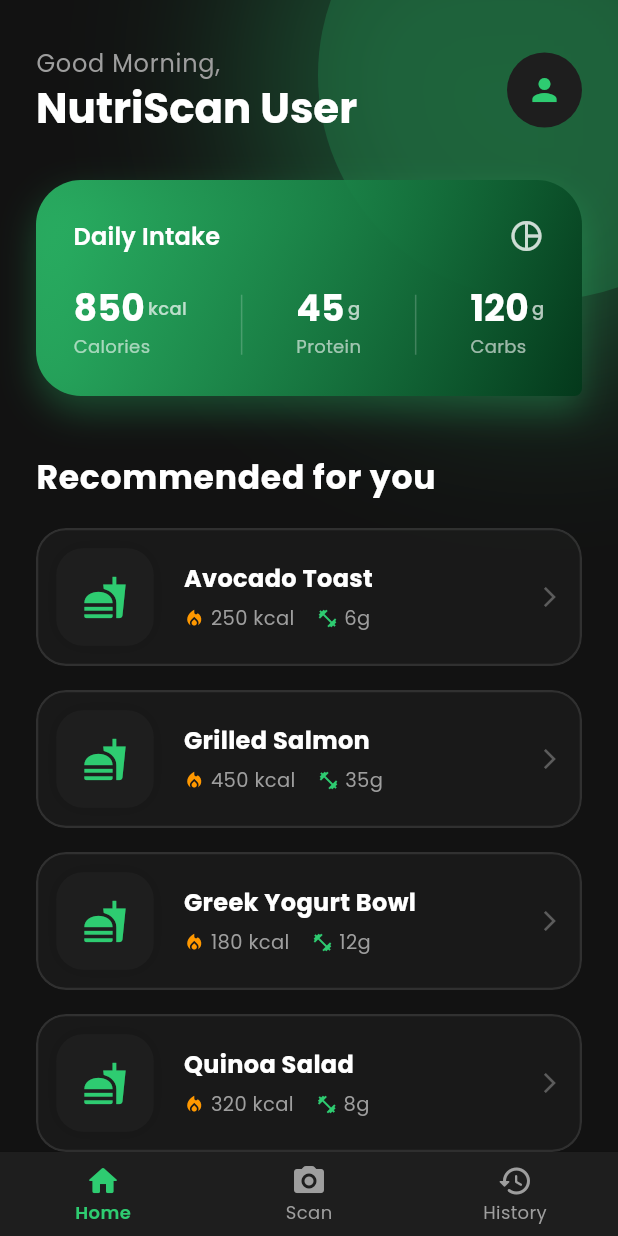
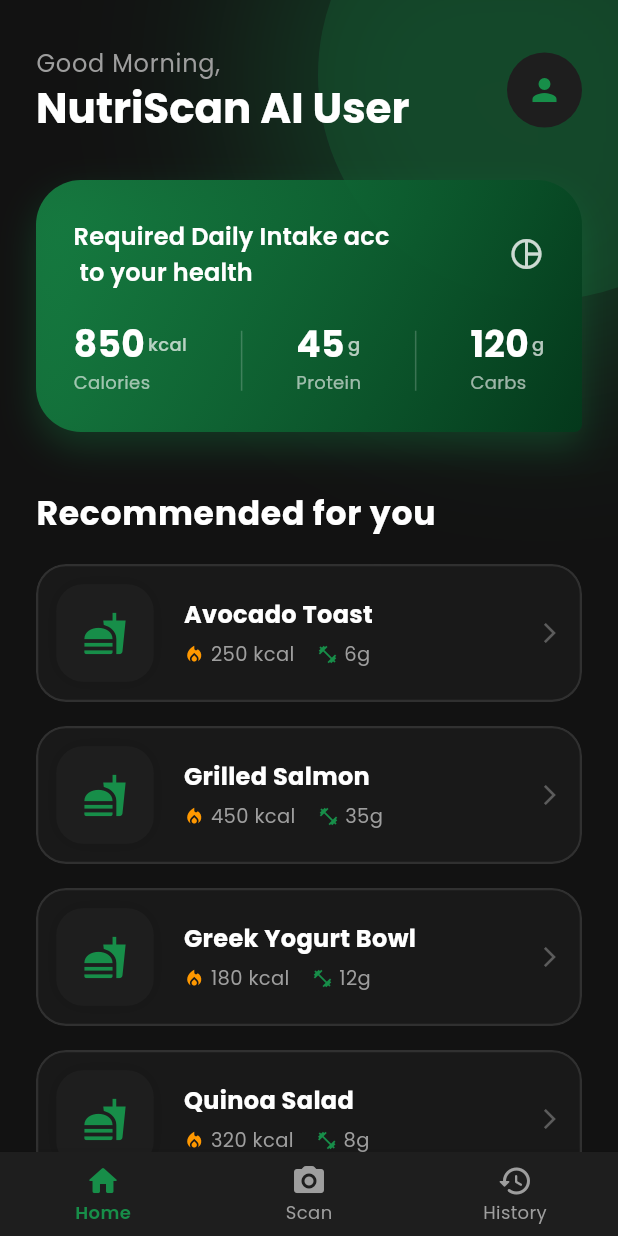
Before and after one commit to sumairkashif/nutriscan_ai-app, a Flutter app: the screen it shows after launch, on a phone screen of 412 x 824 dp. Run offline on Flutter 3.47's test engine with Material 3 defaults, Android fonts, the phone set to English and light mode, and no system bars; our stand-ins replace dio, flutter_animate, flutter_riverpod, flutter_staggered_animations, google_fonts, image_picker and 1 more.

```diff
--- a/lib/core/theme/app_theme.dart
+++ b/lib/core/theme/app_theme.dart
@@ -2,7 +2,7 @@ import 'package:flutter/material.dart';
 import 'package:google_fonts/google_fonts.dart';
 
 class AppColors {
-  static const Color primary = Color(0xFF2ECC71); // Emerald Green
+  static const Color primary = Color(0xFF178E49); // Emerald Green
   static const Color secondary = Color(0xFF04381B); // Darker Green
   static const Color background = Color(0xFF121212); // True Black/Dark Grey
   static const Color surface = Color(0xFF1E1E1E); // Surface/Cards
--- a/lib/features/home/home_screen.dart
+++ b/lib/features/home/home_screen.dart
@@ -63,7 +63,7 @@ class HomeScreen extends StatelessWidget {
                             ),
                           ),
                           Text(
-                            "NutriScan User",
+                            "NutriScan AI User",
                             style: Theme.of(context).textTheme.headlineMedium?.copyWith(
                               fontWeight: FontWeight.bold,
                               color: AppColors.onBackground,
@@ -82,7 +82,7 @@ class HomeScreen extends StatelessWidget {
 
                   // Summary Card with Organic Shape
                   AnimationConfiguration.synchronized(
-                    duration: const Duration(milliseconds: 800),
+                    duration: const Duration(milliseconds: 900),
                     child: SlideAnimation(
                       verticalOffset: 50.0,
                       child: FadeInAnimation(
@@ -119,7 +119,7 @@ class HomeScreen extends StatelessWidget {
                                 mainAxisAlignment: MainAxisAlignment.spaceBetween,
                                 children: [
                                   Text(
-                                    "Daily Intake",
+                                    "Required Daily Intake acc \n to your health",
                                     style: Theme.of(context).textTheme.titleMedium?.copyWith(
                                       color: Colors.white,
                                       fontWeight: FontWeight.w600,
--- a/lib/features/scan/processing_screen.dart
+++ b/lib/features/scan/processing_screen.dart
@@ -71,7 +71,7 @@ class _ProcessingScreenState extends ConsumerState<ProcessingScreen> with Single
   @override
   Widget build(BuildContext context) {
     return Scaffold(
-      backgroundColor: const Color(0xFF0D1F12), // Deep dark green bg from image
+      backgroundColor: const Color(0xFF020202), // Deep dark green bg from image
       appBar: AppBar(
         leading: IconButton(
           icon: const Icon(Icons.arrow_back, color: Colors.white),
```
